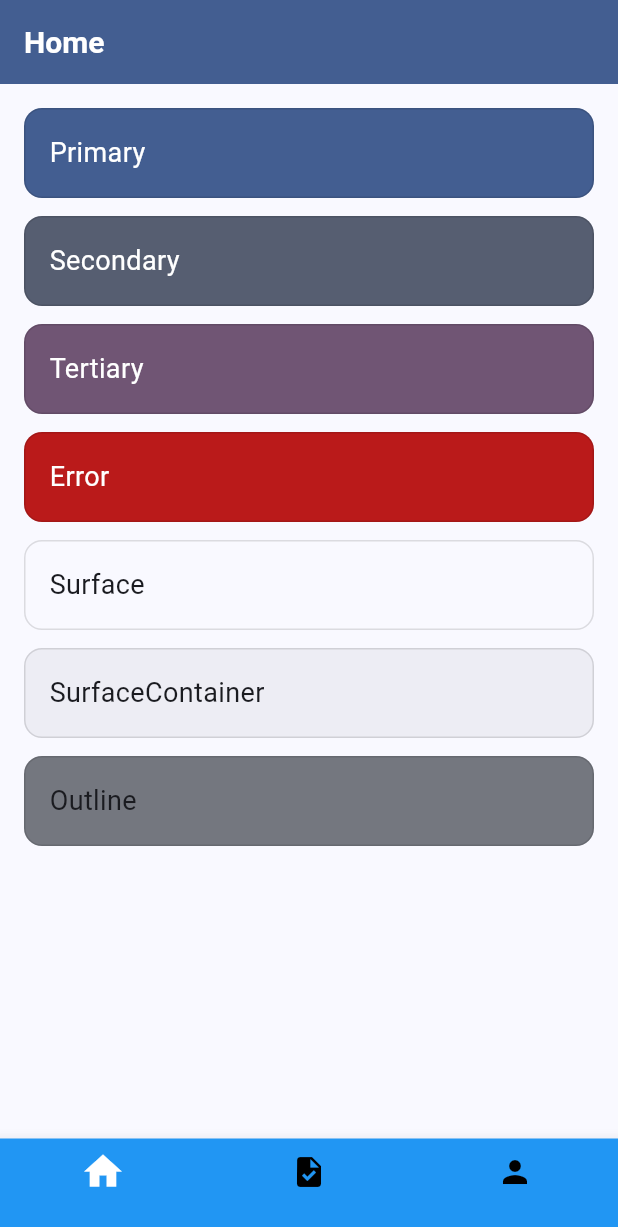
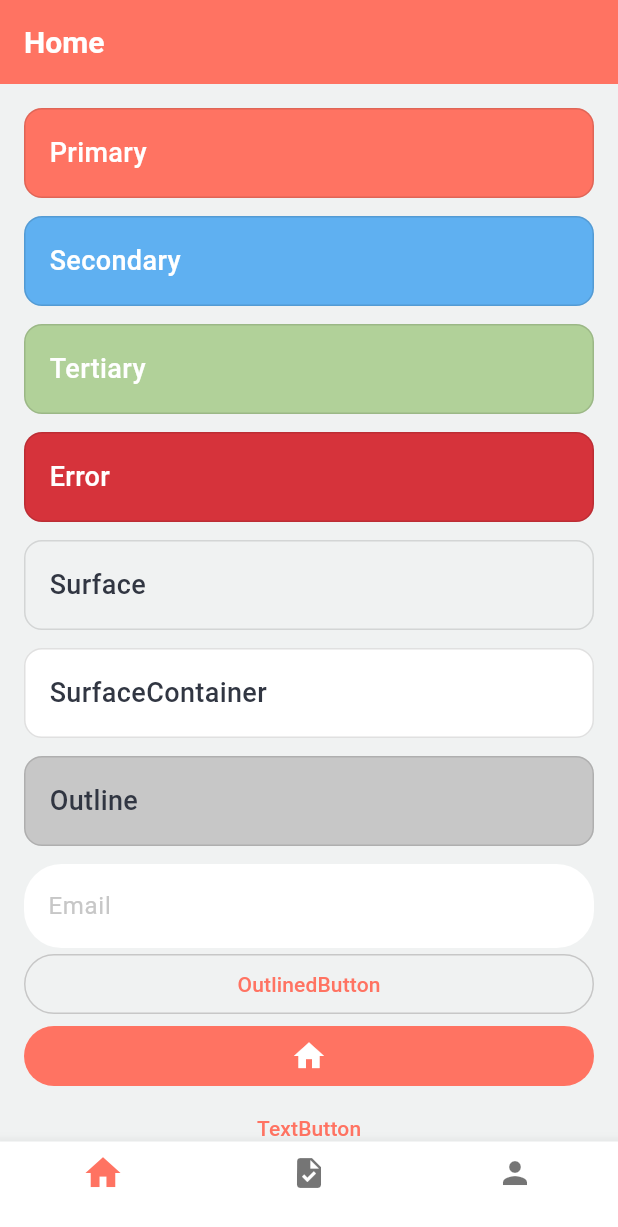
Before and after one commit to EduDevOliveira/SuperList, a Flutter app: the screen it shows after launch, on a phone screen of 412 x 824 dp. Shown: the top 1227 px of the screen. Run offline on Flutter 3.47's test engine with Material 3 defaults, Android fonts, the phone set to English and light mode, and no system bars; our stand-ins replace dio, equatable, firebase_core, flutter_bloc, flutter_modular, flutter_secure_storage and 1 more; accounts and stored records are empty.

Commit message:
Configurado AppColor, BottomNavigation e Dark/Light

```diff
--- a/lib/core/themes/app_theme.dart
+++ b/lib/core/themes/app_theme.dart
@@ -1,4 +1,5 @@
 import 'package:flutter/material.dart';
+import 'package:supertodolist/core/themes/input_theme.dart';
 import 'color_schemes.dart';
 import 'text_styles.dart';
 
@@ -10,6 +11,14 @@ class AppTheme {
       titleLarge: AppTextStyles.title,
       bodyMedium: AppTextStyles.body,
     ),
+    inputDecorationTheme: inputDecoration,
+    bottomNavigationBarTheme: BottomNavigationBarThemeData(
+      backgroundColor: lightColorScheme.surfaceContainer,
+      selectedItemColor: lightColorScheme.primary,
+      selectedIconTheme: IconThemeData(
+        size: 28,
+      ),
+    ),
   );
 
   static ThemeData dark = ThemeData(
@@ -19,5 +28,13 @@ class AppTheme {
       titleLarge: AppTextStyles.title,
       bodyMedium: AppTextStyles.body,
     ),
+    inputDecorationTheme: inputDarkDecoration,
+    bottomNavigationBarTheme: BottomNavigationBarThemeData(
+      backgroundColor: darkColorScheme.surfaceContainer,
+      selectedItemColor: darkColorScheme.primary,
+      selectedIconTheme: IconThemeData(
+        size: 28,
+      ),
+    ),
   );
 }
--- a/lib/core/themes/color_schemes.dart
+++ b/lib/core/themes/color_schemes.dart
@@ -1,16 +1,34 @@
 import 'package:flutter/material.dart';
+import 'package:supertodolist/core/themes/app_color.dart';
 
-// const seedColor = Colors.red;
-// const seedColor = Color(0xFFD32F2F); // vermelho intenso
-// const seedColor = Color(0xFFB71C1C); // vermelho sangue escuro
-const seedColor = Color.fromARGB(255, 23, 92, 184);
-
-final lightColorScheme = ColorScheme.fromSeed(
-  seedColor: seedColor,
+final lightColorScheme = ColorScheme.highContrastLight(
   brightness: Brightness.light,
+  primary: AppColor.primaryColor,
+  onPrimary: AppColor.onPrimaryColor,
+  secondary: AppColor.secondaryColor,
+  onSecondary: AppColor.onSecondaryColor,
+  tertiary: AppColor.tertiaryColor,
+  onTertiary: AppColor.onTertiaryColor,
+  surface: AppColor.surfaceColor,
+  onSurface: AppColor.onSurfaceColor,
+  surfaceContainer: AppColor.onSurfaceContainerColor,
+  outline: AppColor.outlineColor,
+  error: AppColor.erroColor,
+  onError: AppColor.onErroColor,
 );
 
-final darkColorScheme = ColorScheme.fromSeed(
-  seedColor: seedColor,
+final darkColorScheme = ColorScheme.highContrastDark(
   brightness: Brightness.dark,
+  primary: AppColor.primaryColor,
+  onPrimary: AppColor.onPrimaryColor,
+  secondary: AppColor.secondaryColor,
+  onSecondary: AppColor.onSecondaryColor,
+  tertiary: AppColor.tertiaryColor,
+  onTertiary: AppColor.onTertiaryColor,
+  surface: AppColor.surfaceDarkColor,
+  onSurface: AppColor.onSurfaceDarkColor,
+  surfaceContainer: AppColor.onSurfaceContainerDarkColor,
+  outline: AppColor.outlineColor,
+  error: AppColor.erroColor,
+  onError: AppColor.onErroColor,
 );
--- /dev/null
+++ b/lib/core/themes/input_theme.dart
@@ -0,0 +1,32 @@
+import 'package:flutter/material.dart';
+import 'package:supertodolist/core/themes/app_color.dart';
+
+final inputDecoration = InputDecorationThemeData(
+  fillColor: AppColor.onPrimaryColor,
+  filled: true,
+  hintStyle: TextStyle(
+    color: AppColor.outlineColor,
+  ),
+  labelStyle: TextStyle(
+    color: AppColor.outlineColor,
+  ),
+  border: OutlineInputBorder(
+    borderSide: BorderSide.none,
+    borderRadius: BorderRadius.circular(25),
+  ),
+);
+
+final inputDarkDecoration = InputDecorationThemeData(
+  fillColor: AppColor.onSurfaceContainerDarkColor,
+  filled: true,
+  hintStyle: TextStyle(
+    color: AppColor.outlineColor,
+  ),
+  labelStyle: TextStyle(
+    color: AppColor.outlineColor,
+  ),
+  border: OutlineInputBorder(
+    borderSide: BorderSide.none,
+    borderRadius: BorderRadius.circular(25),
+  ),
+);
--- a/lib/core/themes/text_styles.dart
+++ b/lib/core/themes/text_styles.dart
@@ -2,5 +2,5 @@ import 'package:flutter/material.dart';
 
 class AppTextStyles {
   static const title = TextStyle(fontSize: 20, fontWeight: FontWeight.bold);
-  static const body = TextStyle(fontSize: 16);
+  static const body = TextStyle(fontSize: 16, fontWeight: FontWeight.w500);
 }
--- a/lib/features/dashboard/presentation/widgets/dash_bottom_navigation_bar_widget.dart
+++ b/lib/features/dashboard/presentation/widgets/dash_bottom_navigation_bar_widget.dart
@@ -31,13 +31,6 @@ class _DashBottomNavigationBarWidgetState extends State<DashBottomNavigationBarW
       ),
       child: BottomNavigationBar(
         onTap: _onItemTapped,
-        backgroundColor: Colors.blue,
-        showSelectedLabels: false,
-        selectedItemColor: Colors.white,
-        selectedIconTheme: IconThemeData(
-          size: 30,
-        ),
-        unselectedItemColor: Colors.black,
         currentIndex: _selectedIndex,
         items: [
           BottomNavigationBarItem(
--- a/lib/features/home/presentation/pages/home_page.dart
+++ b/lib/features/home/presentation/pages/home_page.dart
@@ -1,5 +1,4 @@
 import 'package:flutter/material.dart';
-import 'package:flutter_bloc/flutter_bloc.dart';
 import 'package:flutter_modular/flutter_modular.dart';
 import 'package:supertodolist/features/home/presentation/bloc/home_bloc.dart';
 
@@ -32,6 +31,44 @@ class _HomePageState extends State<HomePage> {
           ColorTile("Surface", colors.surface, colors.onSurface),
           ColorTile("SurfaceContainer", colors.surfaceContainer, colors.onSurface),
           ColorTile("Outline", colors.outline, colors.onSurface),
+          TextFormField(
+            decoration: InputDecoration(
+              // hint: Text('Email'),
+              label: Text('Email'),
+            ),
+          ),
+          OutlinedButton(
+            onPressed: () {},
+            child: Text('OutlinedButton'),
+          ),
+          IconButton.filled(
+            onPressed: () {},
+            icon: Icon(
+              Icons.home,
+            ),
+          ),
+          TextButton(
+            onPressed: () {},
+            child: Text('TextButton'),
+          ),
+          FilledButton(
+            onPressed: () {},
+            child: Text('FilledButton'),
+          ),
+          FilledButton.icon(
+            onPressed: () {},
+            icon: Icon(Icons.abc),
+            label: Text('FilledButton'),
+          ),
+          FilledButton.tonal(
+            onPressed: () {},
+            child: Text('FilledButton tonal'),
+          ),
+          FilledButton.tonalIcon(
+            onPressed: () {},
+            icon: Icon(Icons.abc),
+            label: Text('FilledButton'),
+          ),
         ],
       ),
     );
```
Also changed, not shown: lib/core/themes/app_color.dart (added, +19 -0 lines).
